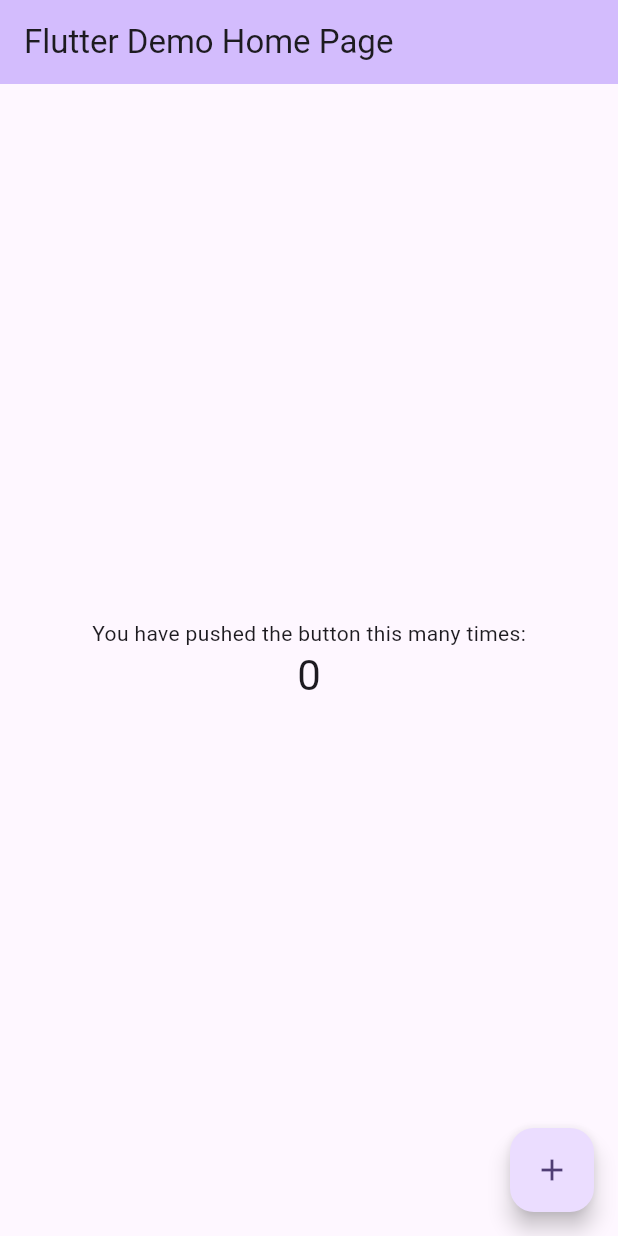
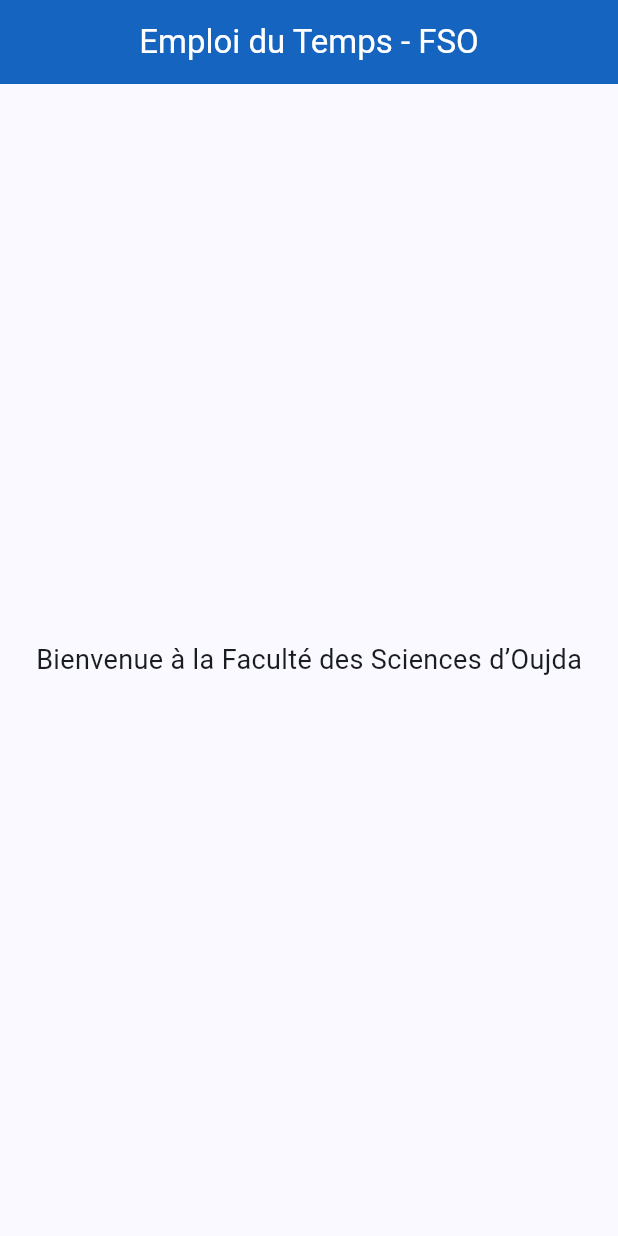
Before and after one commit to lahadekamal2-sys/Flutter_37, a Flutter app: the screen it shows after launch, on a phone screen of 412 x 824 dp. Run offline on Flutter 3.47's test engine with Material 3 defaults, Android fonts, the phone set to English and light mode, and no system bars.

Commit message:
Architecture pret

```diff
--- a/lib/main.dart
+++ b/lib/main.dart
@@ -1,121 +1,34 @@
 import 'package:flutter/material.dart';
 
 void main() {
-  runApp(const MyApp());
+  runApp(const MonApp());
 }
 
-class MyApp extends StatelessWidget {
-  const MyApp({super.key});
+class MonApp extends StatelessWidget {
+  const MonApp({super.key});
 
-  // This widget is the root of your application.
   @override
   Widget build(BuildContext context) {
     return MaterialApp(
-      title: 'Flutter Demo',
+      title: 'Emploi du Temps FSO',
+      debugShowCheckedModeBanner: false,
       theme: ThemeData(
-        // This is the theme of your application.
-        //
-        // TRY THIS: Try running your application with "flutter run". You'll see
-        // the application has a purple toolbar. Then, without quitting the app,
-        // try changing the seedColor in the colorScheme below to Colors.green
-        // and then invoke "hot reload" (save your changes or press the "hot
-        // reload" button in a Flutter-supported IDE, or press "r" if you used
-        // the command line to start the app).
-        //
-        // Notice that the counter didn't reset back to zero; the application
-        // state is not lost during the reload. To reset the state, use hot
-        // restart instead.
-        //
-        // This works for code too, not just values: Most code changes can be
-        // tested with just a hot reload.
-        colorScheme: .fromSeed(seedColor: Colors.deepPurple),
+        colorScheme: ColorScheme.fromSeed(seedColor: const Color(0xFF1565C0)),
+        useMaterial3: true,
       ),
-      home: const MyHomePage(title: 'Flutter Demo Home Page'),
-    );
-  }
-}
-
-class MyHomePage extends StatefulWidget {
-  const MyHomePage({super.key, required this.title});
-
-  // This widget is the home page of your application. It is stateful, meaning
-  // that it has a State object (defined below) that contains fields that affect
-  // how it looks.
-
-  // This class is the configuration for the state. It holds the values (in this
-  // case the title) provided by the parent (in this case the App widget) and
-  // used by the build method of the State. Fields in a Widget subclass are
-  // always marked "final".
-
-  final String title;
-
-  @override
-  State<MyHomePage> createState() => _MyHomePageState();
-}
-
-class _MyHomePageState extends State<MyHomePage> {
-  int _counter = 0;
-
-  void _incrementCounter() {
-    setState(() {
-      // This call to setState tells the Flutter framework that something has
-      // changed in this State, which causes it to rerun the build method below
-      // so that the display can reflect the updated values. If we changed
-      // _counter without calling setState(), then the build method would not be
-      // called again, and so nothing would appear to happen.
-      _counter++;
-    });
-  }
-
-  @override
-  Widget build(BuildContext context) {
-    // This method is rerun every time setState is called, for instance as done
-    // by the _incrementCounter method above.
-    //
-    // The Flutter framework has been optimized to make rerunning build methods
-    // fast, so that you can just rebuild anything that needs updating rather
-    // than having to individually change instances of widgets.
-    return Scaffold(
-      appBar: AppBar(
-        // TRY THIS: Try changing the color here to a specific color (to
-        // Colors.amber, perhaps?) and trigger a hot reload to see the AppBar
-        // change color while the other colors stay the same.
-        backgroundColor: Theme.of(context).colorScheme.inversePrimary,
-        // Here we take the value from the MyHomePage object that was created by
-        // the App.build method, and use it to set our appbar title.
-        title: Text(widget.title),
-      ),
-      body: Center(
-        // Center is a layout widget. It takes a single child and positions it
-        // in the middle of the parent.
-        child: Column(
-          // Column is also a layout widget. It takes a list of children and
-          // arranges them vertically. By default, it sizes itself to fit its
-          // children horizontally, and tries to be as tall as its parent.
-          //
-          // Column has various properties to control how it sizes itself and
-          // how it positions its children. Here we use mainAxisAlignment to
-          // center the children vertically; the main axis here is the vertical
-          // axis because Columns are vertical (the cross axis would be
-          // horizontal).
-          //
-          // TRY THIS: Invoke "debug painting" (choose the "Toggle Debug Paint"
-          // action in the IDE, or press "p" in the console), to see the
-          // wireframe for each widget.
-          mainAxisAlignment: .center,
-          children: [
-            const Text('You have pushed the button this many times:'),
-            Text(
-              '$_counter',
-              style: Theme.of(context).textTheme.headlineMedium,
-            ),
-          ],
+      home: Scaffold(
+        appBar: AppBar(
+          title: const Text('Emploi du Temps - FSO'),
+          centerTitle: true,
+          backgroundColor: const Color(0xFF1565C0),
+          foregroundColor: Colors.white,
         ),
-      ),
-      floatingActionButton: FloatingActionButton(
-        onPressed: _incrementCounter,
-        tooltip: 'Increment',
-        child: const Icon(Icons.add),
+        body: const Center(
+          child: Text(
+            'Bienvenue à la Faculté des Sciences d’Oujda',
+            style: TextStyle(fontSize: 18),
+          ),
+        ),
       ),
     );
   }
--- a/pubspec.yaml
+++ b/pubspec.yaml
@@ -34,6 +34,7 @@ dependencies:
   # The following adds the Cupertino Icons font to your application.
   # Use with the CupertinoIcons class for iOS style icons.
   cupertino_icons: ^1.0.8
+  provider: ^6.1.5+1
 
 dev_dependencies:
   flutter_test:
@@ -56,11 +57,6 @@ flutter:
   # included with your application, so that you can use the icons in
   # the material Icons class.
   uses-material-design: true
-
-  # To add assets to your application, add an assets section, like this:
-  # assets:
-  #   - images/a_dot_burr.jpeg
-  #   - images/a_dot_ham.jpeg
 
   # An image asset can refer to one or more resolution-specific "variants", see
   # https://flutter.dev/to/resolution-aware-images
```
Also changed, not shown: pubspec.lock, 1 other file.
